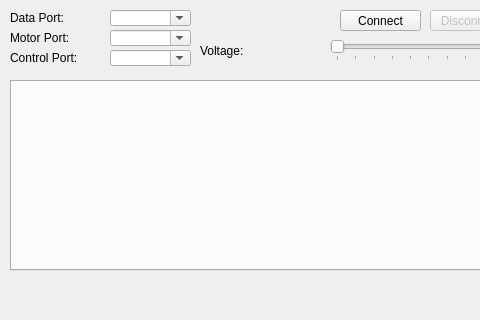
Old version of the form mainwindow.ui in the repository ahp-electronics/xc-gui; both pictures show x 0 to 480 and y 0 to 320 of the 929 by 600 pixel window.
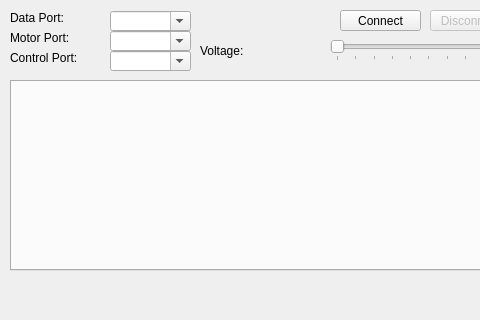
New version of the form.

Commit message: Fixed some issue in Windows

Diff of the .ui file:
```diff
--- a/mainwindow.ui
+++ b/mainwindow.ui
@@ -18,9 +18,9 @@
     <property name="geometry">
      <rect>
       <x>110</x>
-      <y>10</y>
+      <y>11</y>
       <width>81</width>
-      <height>16</height>
+      <height>20</height>
      </rect>
     </property>
     <property name="editable">
@@ -206,9 +206,9 @@
     <property name="geometry">
      <rect>
       <x>110</x>
-      <y>30</y>
+      <y>31</y>
       <width>81</width>
-      <height>16</height>
+      <height>20</height>
      </rect>
     </property>
     <property name="editable">
@@ -267,9 +267,9 @@
     <property name="geometry">
      <rect>
       <x>110</x>
-      <y>50</y>
+      <y>51</y>
       <width>81</width>
-      <height>16</height>
+      <height>20</height>
      </rect>
     </property>
     <property name="editable">
```
Left out of the diff: 2 changed lines with no effect on the pictures. The commit also changes 5 other files.
